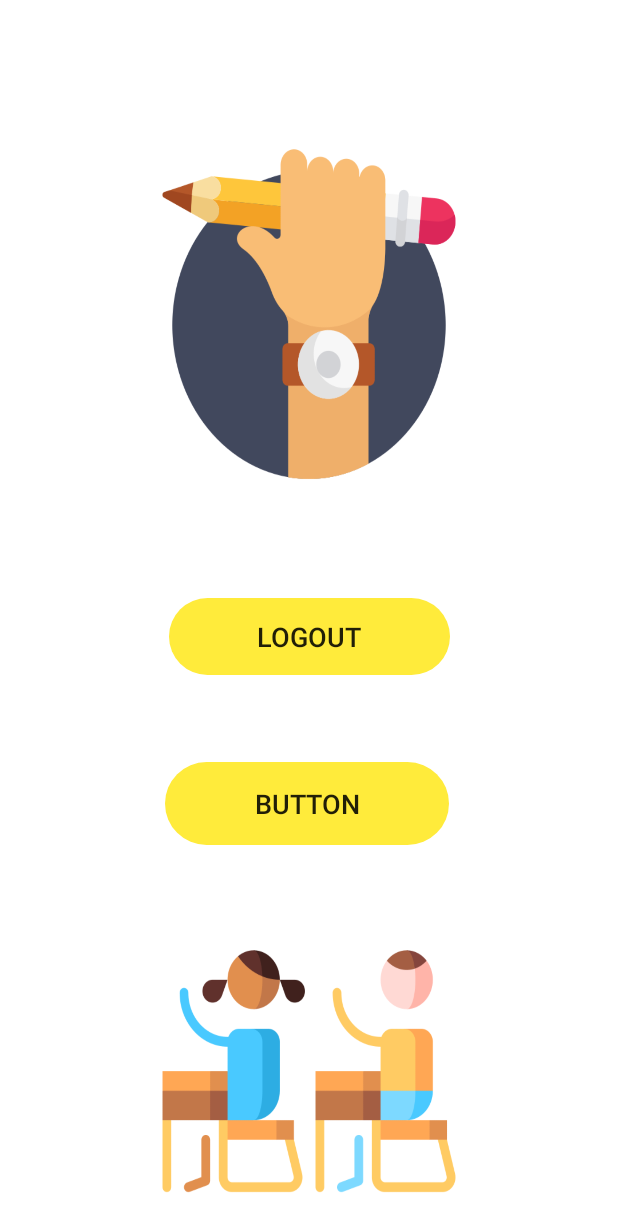
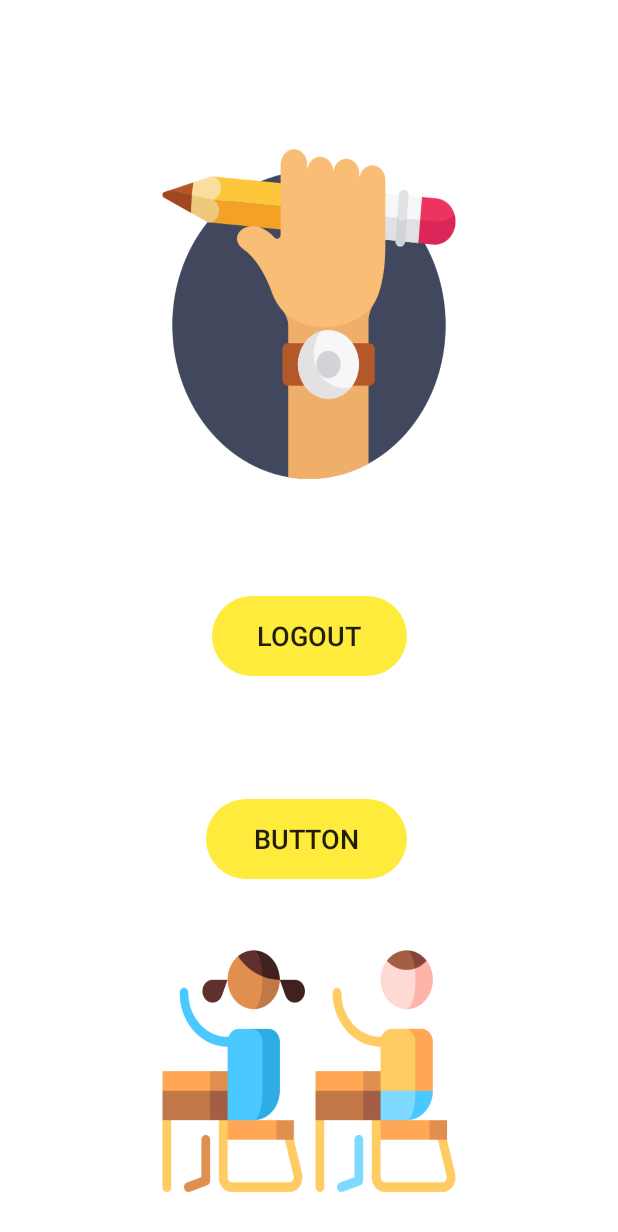
Before and after one commit to CISClassroom/android-group-project-saveyouractivity, an Android app: the layout activity_menu.xml on its own in the app's theme, with its tools: preview values and no code run, on a phone screen of 412 x 824 dp. Shown: the top 1232 px of the screen. Run offline under Robolectric (Android 15) with nearby library versions, the phone set to English and light mode, and no system bars.

Commit message:
Update UI
Co-Authored-By: jariyapun <jariyapun@users.noreply.github.com>

```diff
--- a/app/src/main/res/layout/activity_menu.xml
+++ b/app/src/main/res/layout/activity_menu.xml
@@ -10,8 +10,8 @@
 
     <Button
         android:id="@+id/B3"
-        android:layout_width="187dp"
-        android:layout_height="51dp"
+        android:layout_width="130dp"
+        android:layout_height="53dp"
         android:background="@drawable/but"
         android:backgroundTint="#FFEB3B"
         android:duplicateParentState="false"
@@ -27,18 +27,18 @@
 
     <Button
         android:id="@+id/B1"
-        android:layout_width="189dp"
-        android:layout_height="55dp"
+        android:layout_width="134dp"
+        android:layout_height="53dp"
         android:background="@drawable/but"
         android:backgroundTint="#FFEB3B"
         android:text="Button"
         android:textSize="18sp"
         app:layout_constraintBottom_toBottomOf="parent"
         app:layout_constraintEnd_toEndOf="parent"
-        app:layout_constraintHorizontal_bias="0.495"
+        app:layout_constraintHorizontal_bias="0.494"
         app:layout_constraintStart_toStartOf="parent"
         app:layout_constraintTop_toTopOf="parent"
-        app:layout_constraintVertical_bias="0.661" />
+        app:layout_constraintVertical_bias="0.691" />
 
     <ListView
         android:id="@+id/ShowActivity"
```
Also changed, not shown: app/src/main/res/layout/activity_main.xml (+2 -5 lines).
